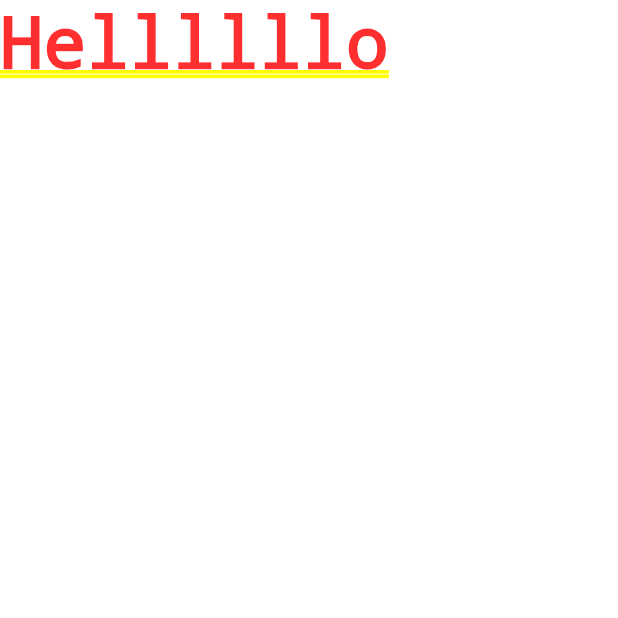
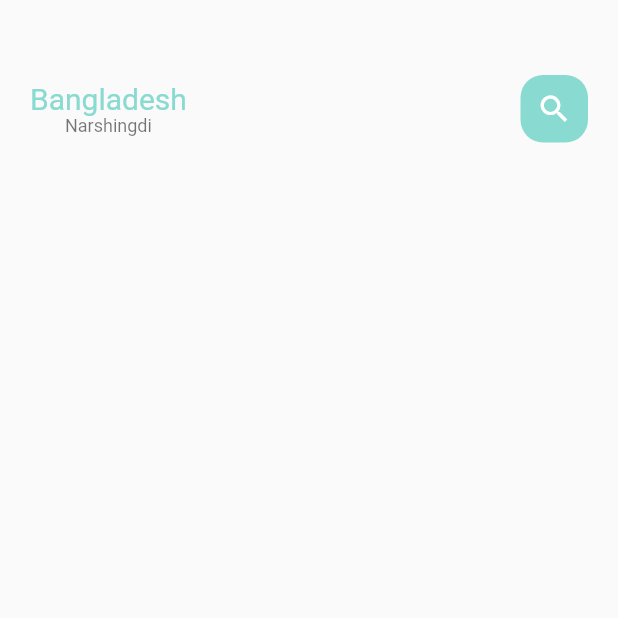
Before and after one commit to Thae00/food_delivery, a Flutter app: the screen it shows after launch, on a phone screen of 412 x 824 dp, the top half of it. Run offline on Flutter 3.47's test engine with Material 2 defaults, Android fonts, the phone set to English and light mode, and no system bars.

```diff
--- /dev/null
+++ b/lib/home/main_food_page.dart
@@ -0,0 +1,58 @@
+import 'package:flutter/material.dart';
+import 'package:food_delivery/utils/colors.dart';
+import 'package:food_delivery/widgets/big_text.dart';
+import 'package:food_delivery/widgets/small_text.dart';
+
+class MainFoodPage extends StatefulWidget {
+  MainFoodPage({Key? key}) : super(key: key);
+
+  @override
+  _MainFoodPageState createState() => _MainFoodPageState();
+}
+
+class _MainFoodPageState extends State<MainFoodPage> {
+  @override
+  Widget build(BuildContext context) {
+    return Scaffold(
+      body: Column(
+        children: [
+          Container(
+            child: Container(
+              margin: EdgeInsets.only(top: 50, bottom: 15),
+              padding: EdgeInsets.only(left: 20, right: 20),
+              child: Row(
+                mainAxisAlignment: MainAxisAlignment.spaceBetween,
+                children: [
+                  Column(
+                    children: [
+                      BigText(
+                        text: "Bangladesh",
+                        color: AppColors.mainColor,
+                      ),
+                      SmallText(
+                        text: "Narshingdi",
+                        color: Colors.black54,
+                      ),
+                    ],
+                  ),
+                  Container(
+                    width: 45,
+                    height: 45,
+                    child: Icon(
+                      Icons.search,
+                      color: Colors.white,
+                    ),
+                    decoration: BoxDecoration(
+                      borderRadius: BorderRadius.circular(15),
+                      color: AppColors.mainColor,
+                    ),
+                  ),
+                ],
+              ),
+            ),
+          ),
+        ],
+      ),
+    );
+  }
+}
--- a/lib/main.dart
+++ b/lib/main.dart
@@ -1,4 +1,5 @@
 import 'package:flutter/material.dart';
+import 'package:food_delivery/home/main_food_page.dart';
 
 void main() {
   runApp(MyApp());
@@ -11,11 +12,8 @@ class MyApp extends StatelessWidget {
   @override
   Widget build(BuildContext context) {
     return MaterialApp(
-      title: 'Flutter Demo',
-      theme: ThemeData(
-        primarySwatch: Colors.blue,
-      ),
-      home: Text('Hellllllo'),
+      debugShowCheckedModeBanner: false,
+      home: MainFoodPage(),
     );
   }
 }
--- /dev/null
+++ b/lib/widgets/big_text.dart
@@ -0,0 +1,31 @@
+import 'package:flutter/material.dart';
+
+class BigText extends StatelessWidget {
+  final String text;
+  Color color;
+  double size;
+  TextOverflow overFlow;
+
+  BigText({
+    Key? key,
+    required this.text,
+    this.color = const Color(0xFF332d2b),
+    this.size = 20,
+    this.overFlow = TextOverflow.ellipsis,
+  }) : super(key: key);
+
+  @override
+  Widget build(BuildContext context) {
+    return Text(
+      text,
+      maxLines: 1,
+      overflow: overFlow,
+      style: TextStyle(
+        color: color,
+        fontSize: size,
+        fontWeight: FontWeight.w400,
+        fontFamily: "Roboto",
+      ),
+    );
+  }
+}
--- /dev/null
+++ b/lib/widgets/small_text.dart
@@ -0,0 +1,29 @@
+import 'package:flutter/material.dart';
+
+class SmallText extends StatelessWidget {
+  final String text;
+  Color color;
+  double size;
+  double height;
+
+  SmallText({
+    Key? key,
+    required this.text,
+    this.color = const Color(0xFFccc7c5),
+    this.size = 12,
+    this.height = 1.2,
+  }) : super(key: key);
+
+  @override
+  Widget build(BuildContext context) {
+    return Text(
+      text,
+      style: TextStyle(
+        color: color,
+        fontSize: size,
+        fontFamily: "Roboto",
+        height: height,
+      ),
+    );
+  }
+}
```
